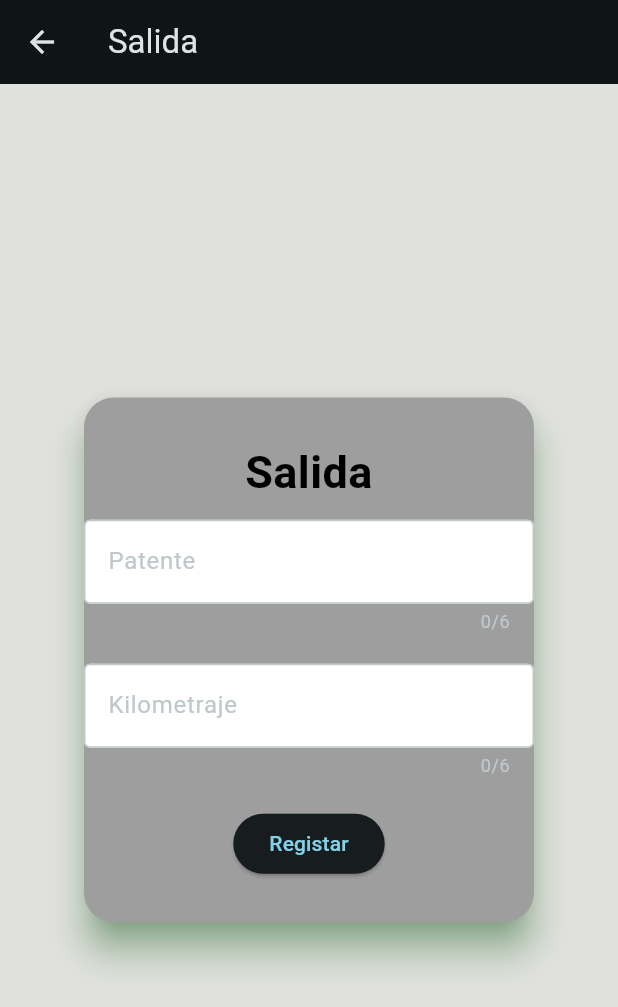
After one commit to Javier2829/AppFlutter, a Flutter app: the homeScreen screen opened by its route, after a tap on "Salida", on a phone screen of 412 x 824 dp. The commit adds this screen. Shown: the top 1007 px of the screen. Run offline on Flutter 3.47's test engine with Material 3 defaults, Android fonts, the light colour scheme and no system bars; Roboto replaces fonts that are missing (Poppins).

Commit message:
nuevas screen y navegacion

```diff
--- a/analysis_options.yaml
+++ b/analysis_options.yaml
@@ -7,6 +7,9 @@
 
 # The following line activates a set of recommended lints for Flutter apps,
 # packages, and plugins designed to encourage good coding practices.
+analyzer:
+  errors:
+    camel_case_types: ignore
 include: package:flutter_lints/flutter.yaml
 
 linter:
--- a/lib/main.dart
+++ b/lib/main.dart
@@ -1,4 +1,4 @@
-import 'package:appcontrol/MyApp.dart';
+import 'package:appcontrol/src/pages/MyApp.dart';
 import 'package:flutter/material.dart';
 
 void main() => runApp(const MyApp());
--- a/lib/MyApp.dart
+++ b/lib/src/pages/MyApp.dart
@@ -1,6 +1,9 @@
 // ignore_for_file: file_names
 
-import 'package:appcontrol/login.dart';
+import 'package:appcontrol/src/pages/home.dart';
+import 'package:appcontrol/src/pages/login.dart';
+import 'package:appcontrol/src/pages/regreso_screen.dart';
+import 'package:appcontrol/src/pages/salida_screen.dart';
 import 'package:flutter/material.dart'
     show
         Brightness,
@@ -36,7 +39,13 @@ class MyApp extends StatelessWidget {
               displayColor: colorText,
             ),
       ),
-      home: const Login(),
+      initialRoute: 'login',
+      routes: {
+        'login': (context) => const Login(),
+        'home': (context) => const homeScreen(),
+        'salida': (context) => const salida_screen(),
+        'regreso': (context) => const regreso_screen(),
+      },
     );
   }
 }
--- /dev/null
+++ b/lib/src/pages/home.dart
@@ -0,0 +1,75 @@
+import 'package:flutter/material.dart';
+
+// ignore: camel_case_types
+class homeScreen extends StatelessWidget {
+  const homeScreen({super.key});
+
+  @override
+  Widget build(BuildContext context) {
+    return Scaffold(
+      backgroundColor: const Color.fromARGB(221, 181, 218, 204),
+      appBar: AppBar(
+        title: const Text('Home Screen'),
+        centerTitle: true,
+        backgroundColor: Colors.green,
+      ),
+      body: Center(
+        child: Column(
+          children: [
+            const Text('Hola home screen'),
+            Column(
+              mainAxisAlignment: MainAxisAlignment.spaceAround,
+              children: [
+                GestureDetector(
+                  onTap: () => _salida(context),
+                  child: Container(
+                    alignment: Alignment.center,
+                    color: Colors.green[200],
+                    padding: const EdgeInsets.all(15),
+                    child: const Text(
+                      'Salida',
+                      style: TextStyle(
+                        fontSize: 20,
+                        fontWeight: FontWeight.bold,
+                        color: Colors.black,
+                      ),
+                    ),
+                  ),
+                ),
+                const SizedBox(height: 20),
+                GestureDetector(
+                  onTap: () {
+                    _regreso(context);
+                  },
+                  child: Container(
+                    padding: const EdgeInsets.all(15),
+                    alignment: Alignment.center,
+                    color: Colors.redAccent[100],
+                    child: const Text(
+                      'Regreso',
+                      style: TextStyle(
+                        fontSize: 20,
+                        fontWeight: FontWeight.bold,
+                        color: Colors.black,
+                      ),
+                    ),
+                  ),
+                ),
+              ],
+            )
+          ],
+        ),
+      ),
+    );
+  }
+}
+
+void _regreso(BuildContext context) {
+  Navigator.pushNamed(context, 'regreso');
+  print('regreso');
+}
+
+void _salida(BuildContext context) {
+  Navigator.pushNamed(context, 'salida');
+  print('salida');
+}
--- a/lib/login.dart
+++ b/lib/src/pages/login.dart
@@ -50,7 +50,7 @@ class _LoginState extends State<Login> {
             ),
           ),
           ElevatedButton(
-            onPressed: () => clickme(),
+            onPressed: () => clickme(context),
             style: ButtonStyle(
               backgroundColor: WidgetStateProperty.all<Color>(Colors.blue),
             ),
@@ -62,8 +62,10 @@ class _LoginState extends State<Login> {
   }
 }
 
-void clickme() {
+void clickme(context) {
   if (kDebugMode) {
+    Navigator.pushReplacementNamed(context, 'home');
+
     print('clickme');
   }
 }
--- /dev/null
+++ b/lib/src/pages/regreso_screen.dart
@@ -0,0 +1,23 @@
+import 'package:flutter/material.dart';
+
+class regreso_screen extends StatefulWidget {
+  const regreso_screen({super.key});
+
+  @override
+  State<regreso_screen> createState() => _regreso_screenState();
+}
+
+class _regreso_screenState extends State<regreso_screen> {
+  @override
+  Widget build(BuildContext context) {
+    return Scaffold(
+      appBar: AppBar(
+        title: const Text('regreso'),
+        backgroundColor: Colors.green,
+      ),
+      body: const Center(
+        child: Text('pagina de regreso'),
+      ),
+    );
+  }
+}
--- /dev/null
+++ b/lib/src/pages/salida_screen.dart
@@ -0,0 +1,84 @@
+import 'package:flutter/material.dart';
+
+// ignore: camel_case_types
+class salida_screen extends StatefulWidget {
+  const salida_screen({super.key});
+
+  @override
+  State<salida_screen> createState() => _salida_screenState();
+}
+
+// ignore: camel_case_types
+class _salida_screenState extends State<salida_screen> {
+  @override
+  Widget build(BuildContext context) {
+    return Scaffold(
+      appBar: AppBar(
+        title: const Text("Salida"),
+      ),
+      body: Center(
+        child: Card(
+          elevation: 10,
+          color: Colors.grey,
+          shadowColor: Colors.green,
+          shape: const RoundedRectangleBorder(
+            borderRadius: BorderRadius.all(Radius.circular(20)),
+          ),
+          margin: const EdgeInsets.all(10),
+          child: SizedBox(
+            width: 300,
+            height: 350,
+            child: Column(
+              mainAxisAlignment: MainAxisAlignment.center,
+              children: [
+                const Text(
+                  "Salida",
+                  style: TextStyle(
+                      fontSize: 30,
+                      color: Colors.black,
+                      fontWeight: FontWeight.bold),
+                  textAlign: TextAlign.center,
+                ),
+                const SizedBox(height: 10),
+                const TextField(
+                  decoration: InputDecoration(
+                    border: OutlineInputBorder(),
+                    labelText: 'Patente',
+                    filled: true,
+                    fillColor: Colors.white,
+                  ),
+                  maxLines: 1,
+                  maxLength: 6,
+                ),
+                const SizedBox(height: 20),
+                const TextField(
+                  decoration: InputDecoration(
+                      border: OutlineInputBorder(),
+                      labelText: 'Kilometraje',
+                      filled: true,
+                      fillColor: Colors.white),
+                  maxLength: 6,
+                  maxLines: 1,
+                ),
+                const SizedBox(height: 20),
+                ElevatedButton(
+                  onPressed: () => _registrarSalida(context),
+                  style: ElevatedButton.styleFrom(
+                    shape: RoundedRectangleBorder(
+                      borderRadius: BorderRadius.circular(20),
+                    ),
+                  ),
+                  child: const Text('Registar'),
+                )
+              ],
+            ),
+          ),
+        ),
+      ),
+    );
+  }
+}
+
+_registrarSalida(BuildContext context) {
+  Navigator.pop(context, true);
+}
```
Also changed, not shown: 1 other file.
